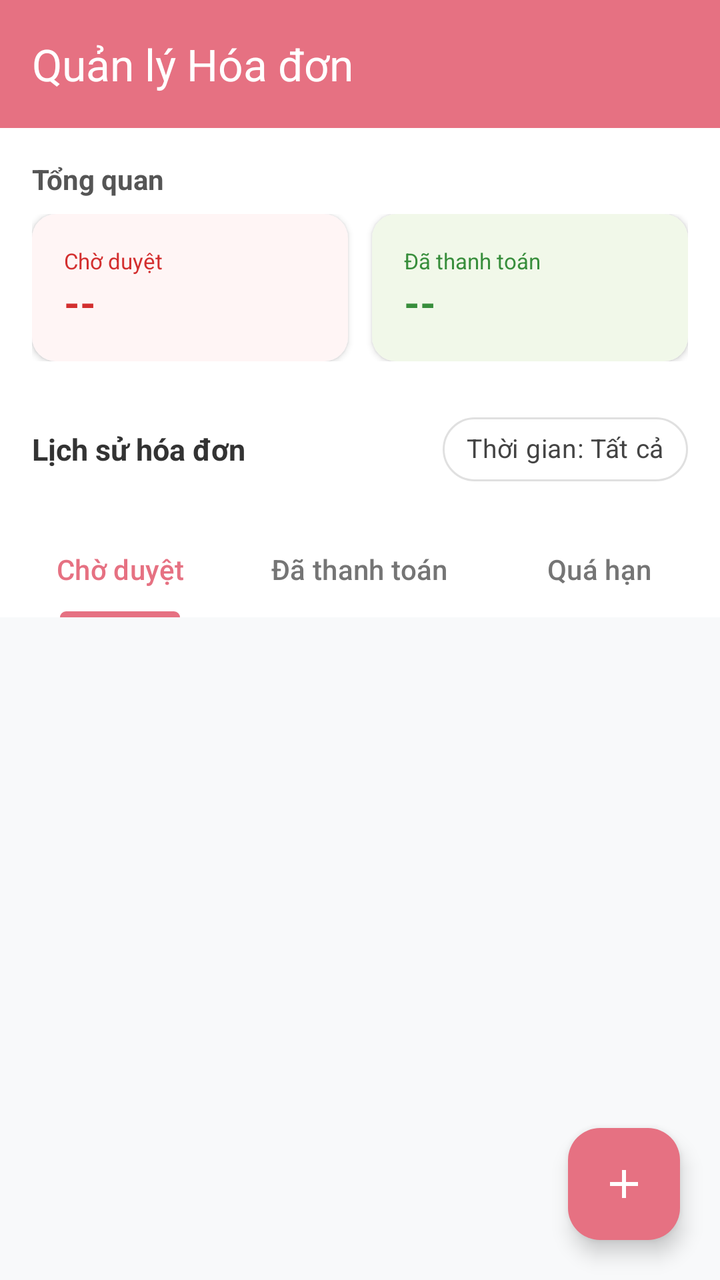
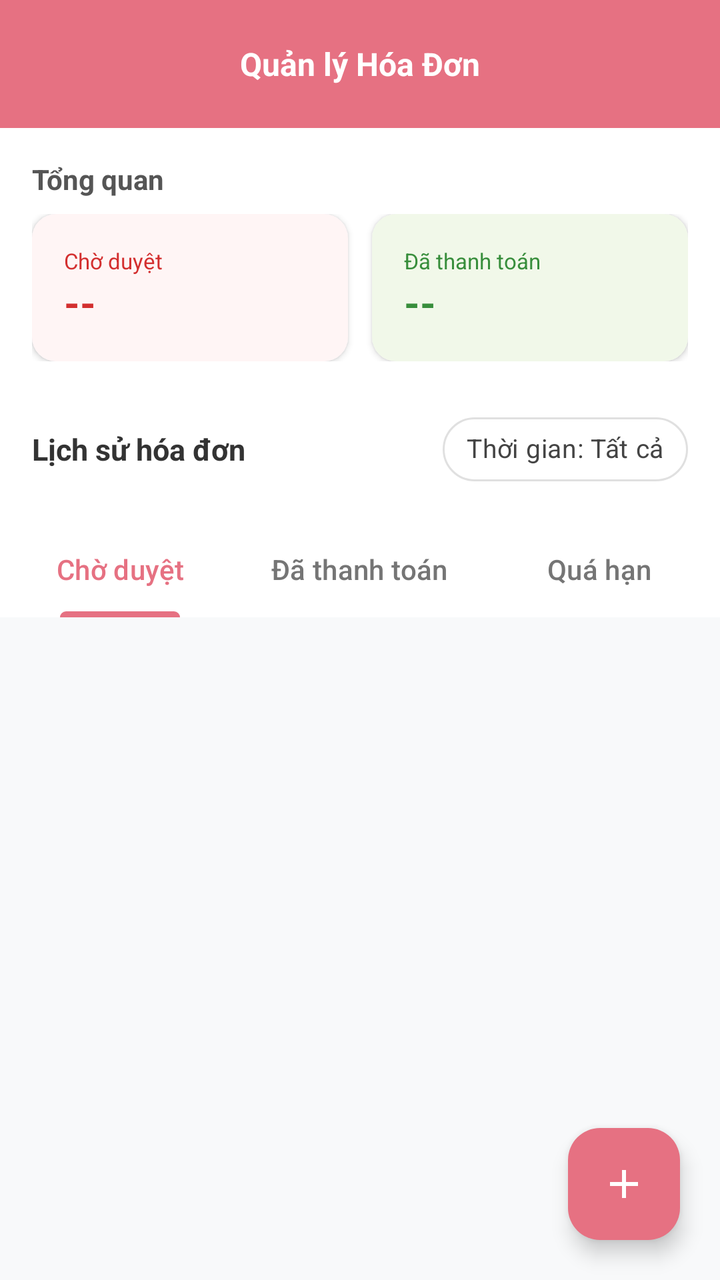

An Android layout rendered at two revisions. The XML below is the earlier revision; the diff shows what the commit changed to produce the second picture.
<!-- AndroidManifest.xml: application theme Theme.Apt -->
<!-- res/layout/fragment_admin_bill.xml -->
<?xml version="1.0" encoding="utf-8"?>
<androidx.coordinatorlayout.widget.CoordinatorLayout
    xmlns:android="http://schemas.android.com/apk/res/android"
    xmlns:app="http://schemas.android.com/apk/res-auto"
    android:layout_width="match_parent"
    android:layout_height="match_parent"
    android:background="#F8F9FA">

    <com.google.android.material.appbar.AppBarLayout
        android:layout_width="match_parent"
        android:layout_height="wrap_content"
        android:background="@color/white"
        app:elevation="0dp">

        <com.google.android.material.appbar.CollapsingToolbarLayout
            android:layout_width="match_parent"
            android:layout_height="wrap_content"
            app:layout_scrollFlags="scroll|exitUntilCollapsed">

            <LinearLayout
                android:layout_width="match_parent"
                android:layout_height="wrap_content"
                android:orientation="vertical"
                android:paddingBottom="12dp">

                
                <androidx.appcompat.widget.Toolbar
                    android:id="@+id/toolbar"
                    android:layout_width="match_parent"
                    android:layout_height="?attr/actionBarSize"
                    android:background="@color/primary"
                    app:title="Quản lý Hóa đơn"
                    app:titleTextColor="@color/white"
                    app:titleCentered="true" />

                
                <TextView
                    android:layout_width="wrap_content"
                    android:layout_height="wrap_content"
                    android:text="Tổng quan"
                    android:textSize="14sp"
                    android:textStyle="bold"
                    android:textColor="#555555"
                    android:layout_marginTop="16dp"
                    android:layout_marginStart="16dp"
                    android:layout_marginBottom="8dp"/>

                <LinearLayout
                    android:layout_width="match_parent"
                    android:layout_height="wrap_content"
                    android:orientation="horizontal"
                    android:paddingHorizontal="16dp"
                    android:baselineAligned="false">

                    <com.google.android.material.card.MaterialCardView
                        android:layout_width="0dp"
                        android:layout_height="wrap_content"
                        android:layout_weight="1"
                        android:layout_marginEnd="6dp"
                        app:cardCornerRadius="12dp"
                        app:cardElevation="2dp"
                        app:strokeWidth="0dp">
                        <LinearLayout
                            android:layout_width="match_parent"
                            android:layout_height="wrap_content"
                            android:orientation="vertical"
                            android:padding="16dp"
                            android:background="#FFF5F5">
                            <TextView
                                android:layout_width="wrap_content"
                                android:layout_height="wrap_content"
                                android:text="Chờ duyệt"
                                android:textColor="#D32F2F"
                                android:textSize="11sp" />
                            <TextView
                                android:id="@+id/tvCountUnpaid"
                                android:layout_width="wrap_content"
                                android:layout_height="wrap_content"
                                android:text="--"
                                android:textColor="#D32F2F"
                                android:textSize="20sp"
                                android:textStyle="bold" />
                        </LinearLayout>
                    </com.google.android.material.card.MaterialCardView>

                    <com.google.android.material.card.MaterialCardView
                        android:layout_width="0dp"
                        android:layout_height="wrap_content"
                        android:layout_weight="1"
                        android:layout_marginStart="6dp"
                        app:cardCornerRadius="12dp"
                        app:cardElevation="2dp"
                        app:strokeWidth="0dp">
                        <LinearLayout
                            android:layout_width="match_parent"
                            android:layout_height="wrap_content"
                            android:orientation="vertical"
                            android:padding="16dp"
                            android:background="#F1F8E9">
                            <TextView
                                android:layout_width="wrap_content"
                                android:layout_height="wrap_content"
                                android:text="Đã thanh toán"
                                android:textColor="#388E3C"
                                android:textSize="11sp" />
                            <TextView
                                android:id="@+id/tvCountPaid"
                                android:layout_width="wrap_content"
                                android:layout_height="wrap_content"
                                android:text="--"
                                android:textColor="#388E3C"
                                android:textSize="20sp"
                                android:textStyle="bold" />
                        </LinearLayout>
                    </com.google.android.material.card.MaterialCardView>
                </LinearLayout>

                
                <LinearLayout
                    android:layout_width="match_parent"
                    android:layout_height="wrap_content"
                    android:orientation="horizontal"
                    android:gravity="center_vertical"
                    android:paddingHorizontal="16dp"
                    android:layout_marginTop="20dp">

                    <TextView
                        android:layout_width="0dp"
                        android:layout_height="wrap_content"
                        android:layout_weight="1"
                        android:text="Lịch sử hóa đơn"
                        android:textSize="15sp"
                        android:textStyle="bold"
                        android:textColor="#333333"/>

                    <com.google.android.material.chip.Chip
                        android:id="@+id/chipDateFilter"
                        style="@style/Widget.MaterialComponents.Chip.Filter"
                        android:layout_width="wrap_content"
                        android:layout_height="wrap_content"
                        android:text="Thời gian: Tất cả"
                        app:chipIcon="@drawable/ic_calendar"
                        app:chipIconTint="@color/primary"
                        android:textColor="#444444"
                        android:textSize="13sp"
                        app:chipBackgroundColor="@color/white"
                        app:chipStrokeColor="#E0E0E0"
                        app:chipStrokeWidth="1dp" />
                </LinearLayout>

            </LinearLayout>
        </com.google.android.material.appbar.CollapsingToolbarLayout>

        <com.google.android.material.tabs.TabLayout
            android:id="@+id/tabLayoutAdmin"
            android:layout_width="match_parent"
            android:layout_height="wrap_content"
            android:background="@android:color/white"
            app:tabIndicatorFullWidth="false"
            app:tabIndicatorColor="@color/primary"
            app:tabSelectedTextColor="@color/primary"
            app:tabTextColor="#757575"
            app:tabMode="fixed"
            app:tabGravity="fill">

            <com.google.android.material.tabs.TabItem
                android:text="Chờ duyệt"
                android:layout_height="40dp"
                android:layout_width="wrap_content"/>

            <com.google.android.material.tabs.TabItem
                android:text="Đã thanh toán"
                android:layout_height="40dp"
                android:layout_width="wrap_content"/>

            <com.google.android.material.tabs.TabItem
                android:text="Quá hạn"
                android:layout_height="40dp"
                android:layout_width="wrap_content"/>
        </com.google.android.material.tabs.TabLayout>

    </com.google.android.material.appbar.AppBarLayout>

    
    <LinearLayout
        android:id="@+id/layoutEmpty"
        android:layout_width="match_parent"
        android:layout_height="200dp"
        android:gravity="center"
        android:orientation="vertical"
        android:visibility="gone"
        app:layout_behavior="@string/appbar_scrolling_view_behavior">

        <ImageView
            android:layout_width="80dp"
            android:layout_height="80dp"
            android:src="@drawable/ic_empty_bill"
            app:tint="#CCCCCC" />

        <TextView
            android:layout_width="wrap_content"
            android:layout_height="wrap_content"
            android:layout_marginTop="16dp"
            android:text="Không tìm thấy hóa đơn nào"
            android:textColor="#999999"
            android:textSize="16sp" />
    </LinearLayout>

    <androidx.recyclerview.widget.RecyclerView
        android:id="@+id/rvAdminBills"
        android:layout_width="match_parent"
        android:layout_height="match_parent"
        android:clipToPadding="false"
        android:paddingTop="8dp"
        android:paddingBottom="88dp"
        app:layout_behavior="@string/appbar_scrolling_view_behavior" />

    <com.google.android.material.floatingactionbutton.FloatingActionButton
        android:id="@+id/fabAddBill"
        android:layout_width="wrap_content"
        android:layout_height="wrap_content"
        android:layout_gravity="bottom|end"
        android:layout_margin="20dp"
        android:src="@drawable/ic_add_bill"
        app:backgroundTint="@color/primary"
        app:tint="@android:color/white"
        app:elevation="6dp"/>

</androidx.coordinatorlayout.widget.CoordinatorLayout>
<!-- resources referenced by this layout -->
<resources>
  <color name="primary">#E67182</color>
  <color name="white">#FFFFFFFF</color>
  <!-- drawable ic_add_bill (drawable) -->
  <vector xmlns:android="http://schemas.android.com/apk/res/android" android:height="24dp" android:tint="#000000" android:viewportHeight="24" android:viewportWidth="24" android:width="24dp">
        
      <path android:fillColor="@android:color/white" android:pathData="M19,13h-6v6h-2v-6H5v-2h6V5h2v6h6v2z"/>
      
  </vector>
  <!-- drawable ic_calendar (drawable) -->
  <vector xmlns:android="http://schemas.android.com/apk/res/android"
      android:width="24dp"
      android:height="24dp"
      android:viewportWidth="960"
      android:viewportHeight="960"
      android:tint="?attr/colorControlNormal">
    <path
        android:fillColor="@android:color/white"
        android:pathData="M200,880Q167,880 143.5,856.5Q120,833 120,800L120,240Q120,207 143.5,183.5Q167,160 200,160L240,160L240,80L320,80L320,160L640,160L640,80L720,80L720,160L760,160Q793,160 816.5,183.5Q840,207 840,240L840,800Q840,833 816.5,856.5Q793,880 760,880L200,880ZM200,800L760,800Q760,800 760,800Q760,800 760,800L760,400L200,400L200,800Q200,800 200,800Q200,800 200,800ZM200,320L760,320L760,240Q760,240 760,240Q760,240 760,240L200,240Q200,240 200,240Q200,240 200,240L200,320ZM200,320L200,240Q200,240 200,240Q200,240 200,240L200,240Q200,240 200,240Q200,240 200,240L200,320ZM480,560Q463,560 451.5,548.5Q440,537 440,520Q440,503 451.5,491.5Q463,480 480,480Q497,480 508.5,491.5Q520,503 520,520Q520,537 508.5,548.5Q497,560 480,560ZM291.5,548.5Q280,537 280,520Q280,503 291.5,491.5Q303,480 320,480Q337,480 348.5,491.5Q360,503 360,520Q360,537 348.5,548.5Q337,560 320,560Q303,560 291.5,548.5ZM640,560Q623,560 611.5,548.5Q600,537 600,520Q600,503 611.5,491.5Q623,480 640,480Q657,480 668.5,491.5Q680,503 680,520Q680,537 668.5,548.5Q657,560 640,560ZM480,720Q463,720 451.5,708.5Q440,697 440,680Q440,663 451.5,651.5Q463,640 480,640Q497,640 508.5,651.5Q520,663 520,680Q520,697 508.5,708.5Q497,720 480,720ZM291.5,708.5Q280,697 280,680Q280,663 291.5,651.5Q303,640 320,640Q337,640 348.5,651.5Q360,663 360,680Q360,697 348.5,708.5Q337,720 320,720Q303,720 291.5,708.5ZM640,720Q623,720 611.5,708.5Q600,697 600,680Q600,663 611.5,651.5Q623,640 640,640Q657,640 668.5,651.5Q680,663 680,680Q680,697 668.5,708.5Q657,720 640,720Z"/>
  </vector>
  <!-- drawable ic_empty_bill (drawable) -->
  <vector xmlns:android="http://schemas.android.com/apk/res/android"
      android:width="24dp"
      android:height="24dp"
      android:viewportWidth="960"
      android:viewportHeight="960">
    <path
        android:pathData="m819,932 l-59,-59q-10,3 -19.5,5T720,880L240,880q-50,0 -85,-35t-35,-85v-120h120v-287L27,140l57,-57L876,875l-57,57ZM240,800h447l-80,-80L200,720v40q0,17 11.5,28.5T240,800ZM840,727 L760,647v-447L313,200l-73,-73v-47l60,60 60,-60 60,60 60,-60 60,60 60,-60 60,60 60,-60 60,60 60,-60v647ZM320,640h207L320,433v207ZM475,360 L395,280h205v80L475,360ZM595,480 L515,400h85v80h-5ZM651.5,468.5Q640,457 640,440t11.5,-28.5Q663,400 680,400t28.5,11.5Q720,423 720,440t-11.5,28.5Q697,480 680,480t-28.5,-11.5ZM680,360q-17,0 -28.5,-11.5T640,320q0,-17 11.5,-28.5T680,280q17,0 28.5,11.5T720,320q0,17 -11.5,28.5T680,360ZM200,800v-80,80Z"
        android:fillColor="#666666"/>
  </vector>
  <style name="Theme.Apt" parent="Base.Theme.Apt" />
  <style name="Base.Theme.Apt" parent="Theme.Material3.DayNight.NoActionBar">
          
          
      </style>
</resources>

<!-- the commit's change to res/layout/fragment_admin_bill.xml (unified diff, before → after) -->
@@ -24,14 +24,22 @@
                 android:paddingBottom="12dp">
 
                 
-                <androidx.appcompat.widget.Toolbar
-                    android:id="@+id/toolbar"
+                <RelativeLayout
                     android:layout_width="match_parent"
                     android:layout_height="?attr/actionBarSize"
                     android:background="@color/primary"
-                    app:title="Quản lý Hóa đơn"
-                    app:titleTextColor="@color/white"
-                    app:titleCentered="true" />
+                    android:paddingHorizontal="16dp">
+
+
+                    <TextView
+                        android:layout_width="wrap_content"
+                        android:layout_height="wrap_content"
+                        android:layout_centerInParent="true"
+                        android:text="Quản lý Hóa Đơn"
+                        android:textColor="@color/white"
+                        android:textSize="16sp"
+                        android:textStyle="bold" />
+                </RelativeLayout>
 
                 
                 <TextView
